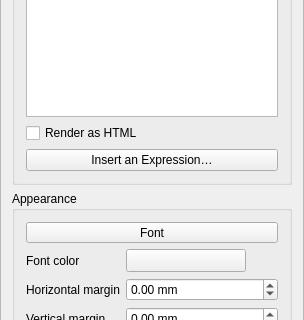
Above: src/ui/layout/qgslayoutlabelwidgetbase.ui from qgis/QGIS before the change; both pictures show x 0 to 304 and y 257 to 577 of the 304 by 705 pixel window. Below: the same form after it.
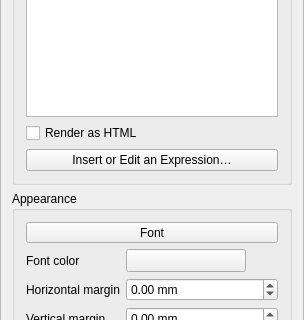
That is the form after the change. Custom widgets are drawn as their Qt base class.

Commit message: [needs-docs] Insert an Expression button also edits

What changed in the file:
```diff
--- a/src/ui/layout/qgslayoutlabelwidgetbase.ui
+++ b/src/ui/layout/qgslayoutlabelwidgetbase.ui
@@ -104,7 +104,7 @@
           <item row="2" column="0">
            <widget class="QPushButton" name="mInsertExpressionButton">
             <property name="text">
-             <string>Insert an Expression…</string>
+             <string>Insert or Edit an Expression…</string>
             </property>
            </widget>
           </item>
```
The commit also changes 4 other files.
